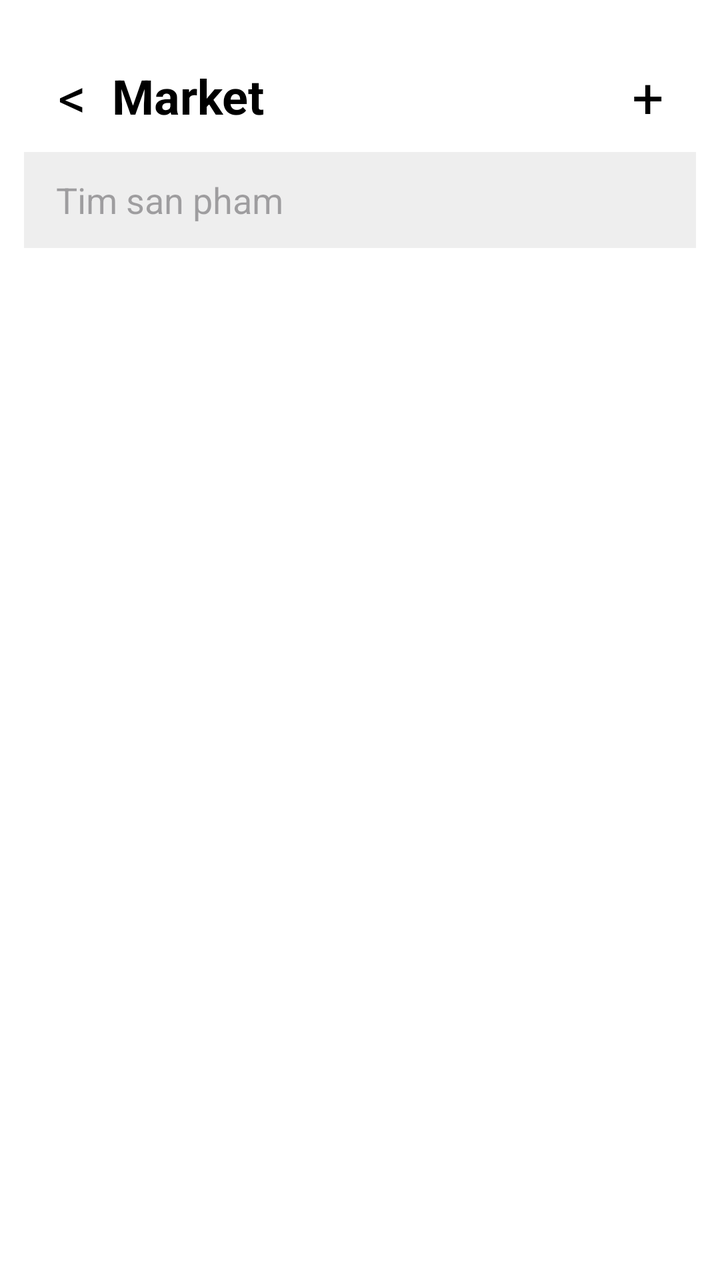
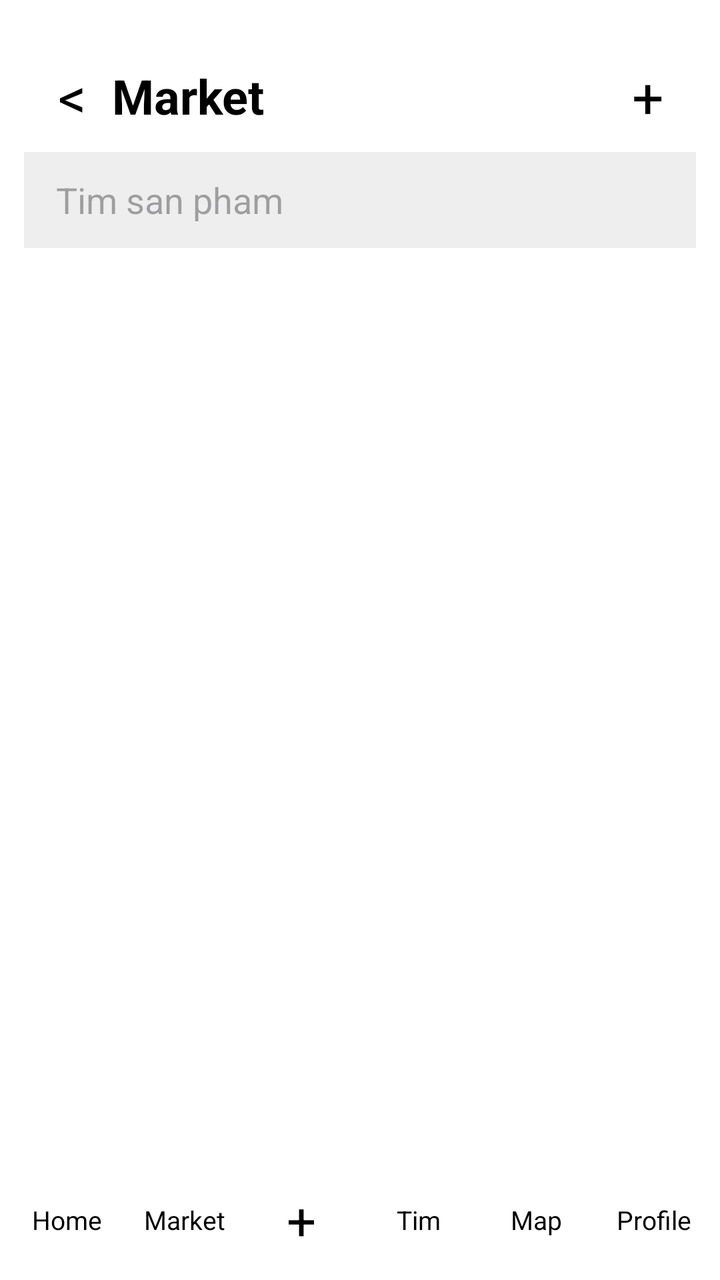

An Android layout rendered at two revisions. The XML below is the earlier revision; the diff shows what the commit changed to produce the second picture.
<!-- AndroidManifest.xml: application theme Theme.UNIAPP_HAUFINAL -->
<!-- res/layout/activity_market.xml -->
<?xml version="1.0" encoding="utf-8"?>
<LinearLayout xmlns:android="http://schemas.android.com/apk/res/android"
    xmlns:tools="http://schemas.android.com/tools"
    android:id="@+id/main"
    android:layout_width="match_parent"
    android:layout_height="match_parent"
    android:orientation="vertical"
    android:background="#FFFFFF"
    tools:context=".activity.market.MarketActivity">

    <LinearLayout
        android:layout_width="match_parent"
        android:layout_height="56dp"
        android:layout_marginTop="20dp"
        android:orientation="horizontal"
        android:gravity="center_vertical"
        android:paddingStart="16dp"
        android:paddingEnd="16dp">

        <TextView
            android:id="@+id/txtBack"
            android:layout_width="40dp"
            android:layout_height="match_parent"
            android:gravity="center"
            android:text="&lt;"
            android:textSize="28sp"
            android:textColor="#000000" />

        <TextView
            android:layout_width="0dp"
            android:layout_height="match_parent"
            android:layout_weight="1"
            android:gravity="center_vertical"
            android:text="Market"
            android:textSize="24sp"
            android:textStyle="bold"
            android:textColor="#000000" />

        <TextView
            android:id="@+id/txtAddItem"
            android:layout_width="40dp"
            android:layout_height="match_parent"
            android:gravity="center"
            android:text="+"
            android:textSize="28sp"
            android:textColor="#000000" />
    </LinearLayout>

    <EditText
        android:id="@+id/edtSearchProduct"
        android:layout_width="match_parent"
        android:layout_height="48dp"
        android:layout_marginStart="12dp"
        android:layout_marginEnd="12dp"
        android:hint="Tim san pham"
        android:paddingStart="16dp"
        android:paddingEnd="16dp"
        android:background="#EEEEEE"
        android:inputType="text" />

    <ScrollView
        android:layout_width="match_parent"
        android:layout_height="0dp"
        android:layout_weight="1">

        <LinearLayout
            android:id="@+id/productContainer"
            android:layout_width="match_parent"
            android:layout_height="wrap_content"
            android:orientation="vertical"
            android:padding="12dp" />
    </ScrollView>

</LinearLayout>
<!-- resources referenced by this layout -->
<resources>
  <style name="Theme.UNIAPP_HAUFINAL" parent="Base.Theme.UNIAPP_HAUFINAL" />
  <style name="Base.Theme.UNIAPP_HAUFINAL" parent="Theme.Material3.DayNight.NoActionBar">
          
          
      </style>
</resources>

<!-- the commit's change to res/layout/activity_market.xml (unified diff, before → after) -->
@@ -71,4 +71,73 @@
             android:padding="12dp" />
     </ScrollView>
 
+    <LinearLayout
+        android:layout_width="match_parent"
+        android:layout_height="60dp"
+        android:orientation="horizontal"
+        android:gravity="center"
+        android:background="#FFFFFF"
+        android:paddingStart="4dp"
+        android:paddingEnd="4dp">
+
+        <TextView
+            android:id="@+id/navHome"
+            android:layout_width="0dp"
+            android:layout_height="match_parent"
+            android:layout_weight="1"
+            android:gravity="center"
+            android:text="Home"
+            android:textColor="#000000"
+            android:textSize="13sp" />
+
+        <TextView
+            android:id="@+id/navMarket"
+            android:layout_width="0dp"
+            android:layout_height="match_parent"
+            android:layout_weight="1"
+            android:gravity="center"
+            android:text="Market"
+            android:textColor="#000000"
+            android:textSize="13sp" />
+
+        <TextView
+            android:id="@+id/navPost"
+            android:layout_width="0dp"
+            android:layout_height="match_parent"
+            android:layout_weight="1"
+            android:gravity="center"
+            android:text="+"
+            android:textColor="#000000"
+            android:textSize="26sp" />
+
+        <TextView
+            android:layout_width="0dp"
+            android:layout_height="match_parent"
+            android:layout_weight="1"
+            android:gravity="center"
+            android:text="Tim"
+            android:textColor="#000000"
+            android:textSize="13sp" />
+
+        <TextView
+            android:id="@+id/navMap"
+            android:layout_width="0dp"
+            android:layout_height="match_parent"
+            android:layout_weight="1"
+            android:gravity="center"
+            android:text="Map"
+            android:textColor="#000000"
+            android:textSize="13sp" />
+
+        <TextView
+            android:id="@+id/navProfile"
+            android:layout_width="0dp"
+            android:layout_height="match_parent"
+            android:layout_weight="1"
+            android:gravity="center"
+            android:text="Profile"
+            android:textColor="#000000"
+            android:textSize="13sp" />
+    </LinearLayout>
+
 </LinearLayout>
